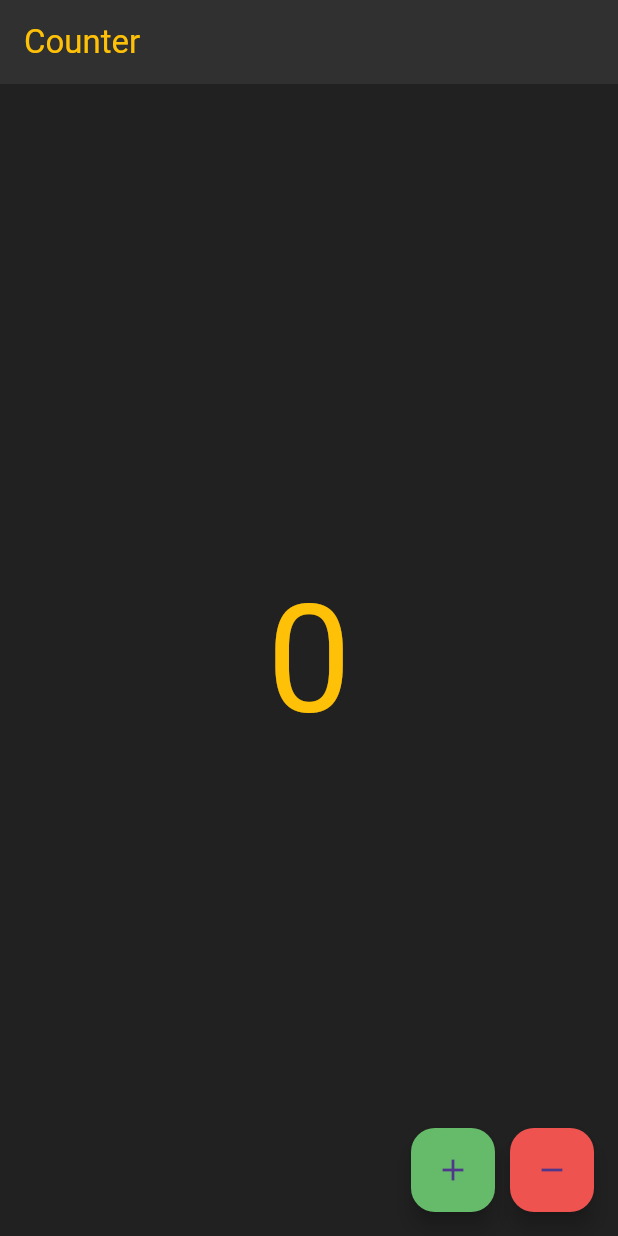
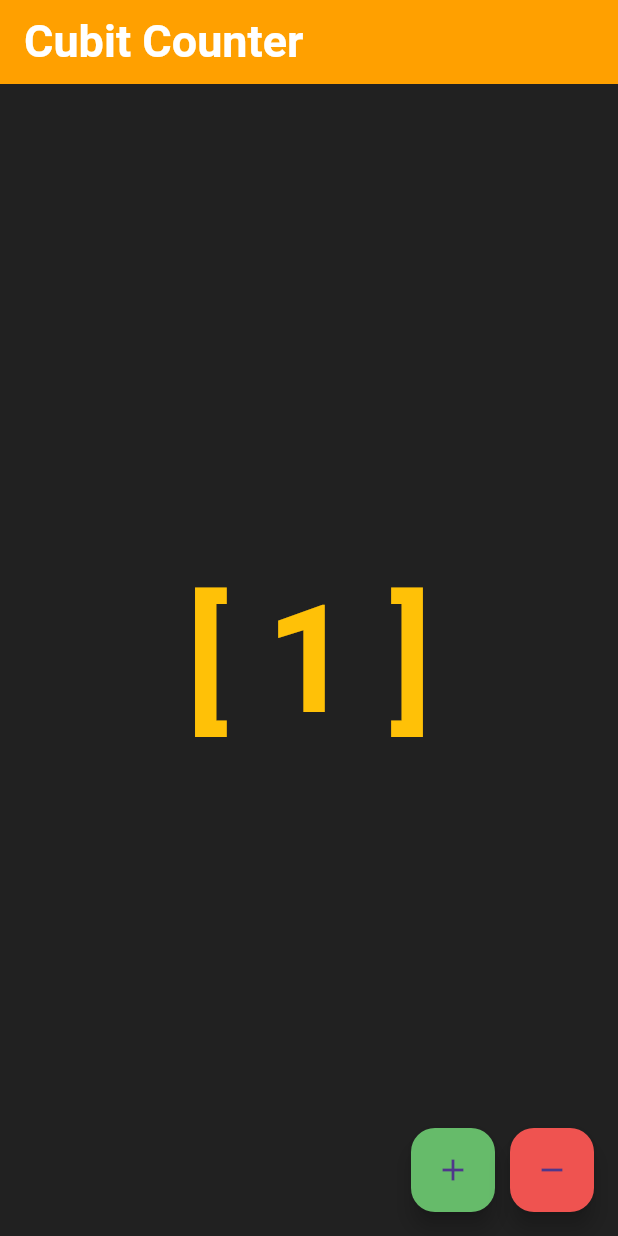
Before and after one commit to muammar-yacoob/Simple-Bloc-Counter, a Flutter app: the screen it shows after launch, after a tap on the "add" icon, on a phone screen of 412 x 824 dp. Run offline on Flutter 3.47's test engine with Material 3 defaults, Android fonts, the phone set to English and light mode, and no system bars; our stand-ins replace flutter_bloc.

Commit message:
cubit works well

```diff
--- a/lib/counter_screen.dart
+++ b/lib/counter_screen.dart
@@ -1,4 +1,6 @@
+import 'package:counter/cubit/counter_cubit.dart';
 import 'package:flutter/material.dart';
+import 'package:flutter_bloc/flutter_bloc.dart';
 
 class CounterView extends StatelessWidget {
   const CounterView({super.key});
@@ -8,24 +10,38 @@ class CounterView extends StatelessWidget {
     return Scaffold(
         backgroundColor: Colors.grey[900],
         appBar: AppBar(
-            backgroundColor: Colors.grey[850],
-            title:
-                const Text('Counter', style: TextStyle(color: Colors.amber))),
-        body: const Center(
-          child:
-              Text('0', style: TextStyle(fontSize: 100, color: Colors.amber)),
+            backgroundColor: Colors.amber[700],
+            title: const Text('Cubit Counter',
+                style: TextStyle(
+                    color: Colors.white,
+                    fontSize: 30,
+                    fontWeight: FontWeight.bold))),
+        body: Center(
+          child: BlocBuilder<CounterCubit, int>(
+            builder: (context, state) {
+              return Text('[ $state ]',
+                  style: const TextStyle(
+                      fontSize: 100,
+                      color: Colors.amber,
+                      fontWeight: FontWeight.bold));
+            },
+          ),
         ),
         floatingActionButton: Row(
           mainAxisAlignment: MainAxisAlignment.end,
           children: [
             FloatingActionButton(
-              onPressed: () {},
+              onPressed: () {
+                context.read<CounterCubit>().increment();
+              },
               backgroundColor: Colors.green[400],
               child: const Icon(Icons.add),
             ),
             const SizedBox(width: 10),
             FloatingActionButton(
-              onPressed: () {},
+              onPressed: () {
+                context.read<CounterCubit>().decrement();
+              },
               backgroundColor: Colors.red[400],
               child: const Icon(Icons.remove),
             ),
--- /dev/null
+++ b/lib/cubit/counter_cubit.dart
@@ -0,0 +1,8 @@
+import 'package:flutter_bloc/flutter_bloc.dart';
+
+class CounterCubit extends Cubit<int> {
+  CounterCubit() : super(0);
+
+  void increment() => emit(state + 1);
+  void decrement() => emit(state - 1);
+}
--- a/lib/main.dart
+++ b/lib/main.dart
@@ -1,5 +1,7 @@
 import 'package:counter/counter_screen.dart';
+import 'package:counter/cubit/counter_cubit.dart';
 import 'package:flutter/material.dart';
+import 'package:flutter_bloc/flutter_bloc.dart';
 
 void main() {
   runApp(const MyApp());
@@ -11,9 +13,12 @@ class MyApp extends StatelessWidget {
   // This widget is the root of your application.
   @override
   Widget build(BuildContext context) {
-    return const MaterialApp(
-      debugShowCheckedModeBanner: false,
-      home: CounterView(),
+    return BlocProvider(
+      create: (context) => CounterCubit(),
+      child: const MaterialApp(
+        debugShowCheckedModeBanner: false,
+        home: CounterView(),
+      ),
     );
   }
 }
```
